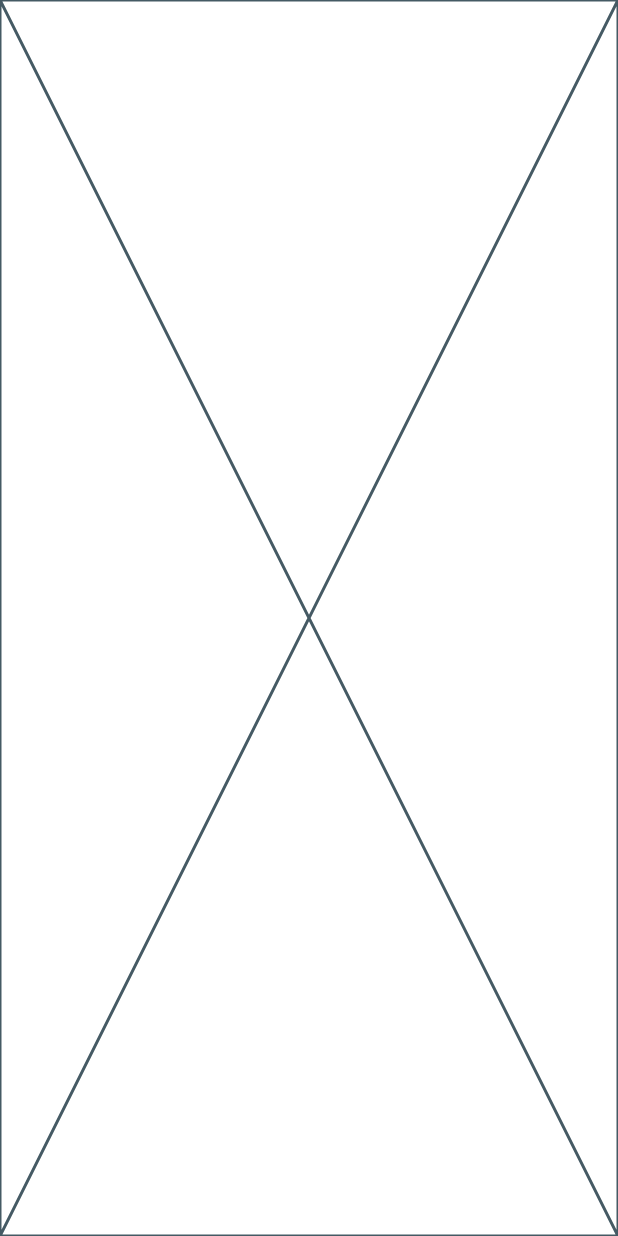
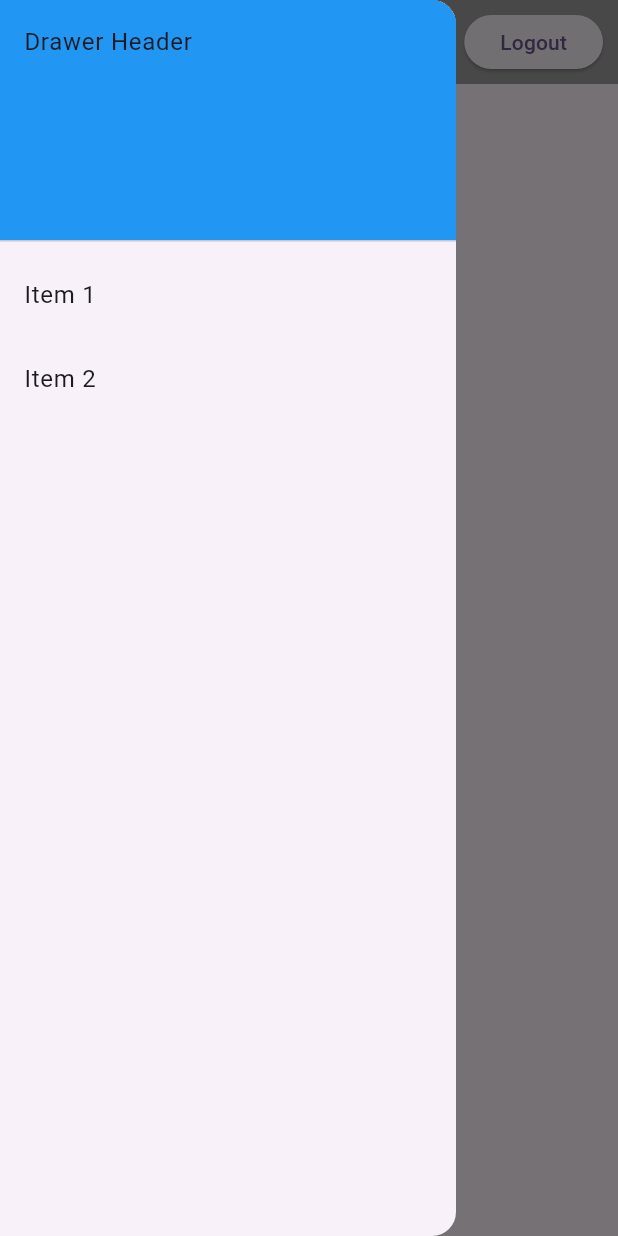
Before and after one commit to AndhikaRCP/Project_Akhir_PAB_II_Bubadibako, a Flutter app: the FavoriteScreen screen opened by its route, with the side drawer open (before the commit the screen has no drawer), on a phone screen of 412 x 824 dp. Run offline on Flutter 3.47's test engine with Material 3 defaults, Android fonts, the phone set to English and light mode, and no system bars; our stand-ins replace cached_network_image, cloud_firestore, firebase_auth, firebase_core, firebase_storage, image_picker; accounts and stored records are empty.

```diff
--- a/lib/screens/favorite_screen.dart
+++ b/lib/screens/favorite_screen.dart
@@ -1,7 +1,10 @@
 import 'package:cached_network_image/cached_network_image.dart';
+import 'package:cloud_firestore/cloud_firestore.dart';
+import 'package:firebase_auth/firebase_auth.dart';
 import 'package:flutter/material.dart';
-import 'package:project_akhir_pab_ii_bubadibako/data/post_screen.dart';
 import 'package:project_akhir_pab_ii_bubadibako/models/post.dart';
+import 'package:project_akhir_pab_ii_bubadibako/services/favorites_services.dart';
+import 'package:project_akhir_pab_ii_bubadibako/services/post_services.dart';
 import 'package:project_akhir_pab_ii_bubadibako/widgets/app_bar_widget.dart';
 
 class FavoriteScreen extends StatefulWidget {
@@ -10,84 +13,94 @@ class FavoriteScreen extends StatefulWidget {
 }
 
 class _FavoriteScreenState extends State<FavoriteScreen> {
-  int _selectedIndex = 0;
-  // List<Post> _filteredPost = [];
+  String idPengguna = FirebaseAuth.instance.currentUser!.uid;
+  // currentActivePengguna =  FirebaseFirestore.instance.doc(idPengguna).da
 
   @override
-  void initState() {
-    super.initState();
-    // // Populate _filteredPost with favorite posts
-    // _filteredPost = postList.where((post) => post.isFavorite).toList();
-  }
-
-  void _showImageDialog(String imageUrl) {
-    showDialog(
-      context: context,
-      builder: (BuildContext context) {
-        return Dialog(
+  Widget build(BuildContext context) {
+    return Scaffold(
+      drawer: Drawer(
+        child: ListView(
+          padding: EdgeInsets.zero,
+          children: [
+            const DrawerHeader(
+              decoration: BoxDecoration(
+                color: Colors.blue,
+              ),
+              child: Text('Drawer Header'),
+            ),
+            ListTile(
+              title: const Text('Item 1'),
+              onTap: () {
+                // Update the state of the app.
+                // ...
+              },
+            ),
+            ListTile(
+              title: const Text('Item 2'),
+              onTap: () {
+                // Update the state of the app.
+                // ...
+              },
+            ),
+          ],
+        ),
+      ),
+      appBar: const AppBarWidget(
+        title: "Profile",
+      ),
+      body: FutureBuilder<List<String>>(
+        future: FavoriteServices.getFavoritePostsById(idPengguna),
+        builder: (context, snapshot) {
+          if (snapshot.connectionState == ConnectionState.waiting) {
+            return Center(child: CircularProgressIndicator());
+          } else if (snapshot.hasError) {
+            return Center(child: Text('Error: ${snapshot.error}'));
+          } else if (snapshot.data!.isEmpty) {
+            return Center(child: Text('Tidak ada postingan favorit.'));
+          } else {
+            return StreamBuilder<List<Post>>(
+              stream: PostServices.getPostsByIds(snapshot.data!),
+              builder: (context, postSnapshot) {
+                if (postSnapshot.connectionState == ConnectionState.waiting) {
+                  return Center(child: CircularProgressIndicator());
+                } else if (postSnapshot.hasError) {
+                  return Center(child: Text('Error: ${postSnapshot.error}'));
+                } else if (postSnapshot.data!.isEmpty) {
+                  return Center(child: Text('Tidak ada postingan.'));
+                } else {
+                  return GridView.builder(
+                    gridDelegate:
+                        const SliverGridDelegateWithFixedCrossAxisCount(
+                      mainAxisSpacing: 2,
+                      crossAxisSpacing: 2,
+                      crossAxisCount: 3,
+                    ),
+                    itemBuilder: (context, index) {
+                      final post = postSnapshot.data![index];
+                      return GestureDetector(
+                        onTap: () {},
                         child: Container(
-            decoration: BoxDecoration(
-              border: Border.all(color: Colors.black, width: 4),
-              borderRadius: BorderRadius.circular(8.0),
-            ),
-            child: ClipRRect(
-              borderRadius: BorderRadius.circular(6.0),
                           child: CachedNetworkImage(
-                imageUrl: imageUrl,
+                            imageUrl: post.imageUrl![0],
                             placeholder: (context, url) => const Center(
                               child: CircularProgressIndicator(),
                             ),
-                errorWidget: (context, url, error) => const Icon(Icons.error),
+                            errorWidget: (context, url, error) =>
+                                const Icon(Icons.error),
                             fit: BoxFit.cover,
-              ),
                           ),
                         ),
                       );
                     },
+                    itemCount: postSnapshot.data!.length,
                   );
                 }
-
-  @override
-  Widget build(BuildContext context) {
-    return //Scaffold(
-    //    appBar: const AppBarWidget(title: "Favorite",),
-    //   body: Padding(
-    //     padding: const EdgeInsets.all(8.0),
-    //     child: GridView.builder(
-    //       gridDelegate: const SliverGridDelegateWithFixedCrossAxisCount(
-    //         crossAxisCount: 3,
-    //         crossAxisSpacing: 1.5,
-    //         mainAxisSpacing: 1.5,
-    //         childAspectRatio: 1.0,
-    //       ),
-    //       itemCount: _filteredPost.length,
-    //       itemBuilder: (context, index) {
-    //         return GestureDetector(
-    //           onTap: () => _showImageDialog(_filteredPost[index].imageAsset),
-    //           child: Container(
-    //             decoration: BoxDecoration(
-    //               border: Border.all(color: const Color.fromRGBO(0, 0, 0, 1), width: 4),
-    //               borderRadius: BorderRadius.circular(8.0),
-    //             ),
-    //             child: ClipRRect(
-    //               borderRadius: BorderRadius.circular(6.0),
-    //               child: CachedNetworkImage(
-    //                 imageUrl: _filteredPost[index].imageAsset,
-    //                 placeholder: (context, url) => const Center(
-    //                   child: CircularProgressIndicator(),
-    //                 ),
-    //                 errorWidget: (context, url, error) =>
-    //                     const Icon(Icons.error),
-    //                 fit: BoxFit.cover,
-    //               ),
-    //             ),
-    //           ),
-    //         );
-    //       },
-    //     ),
-    //   ),
-    // );
-    Placeholder();
+              },
+            );
           }
-
+        },
+      ),
+    );
   }
+}
--- a/lib/services/favorites_services.dart
+++ b/lib/services/favorites_services.dart
@@ -35,7 +35,7 @@ class FavoriteServices {
     }
   }
 
-  static Future<List<String>> getFavoritePosts(String userId) async {
+  static Future<List<String>> getFavoritePostsById(String userId) async {
     try {
       DocumentSnapshot userDoc = await _penggunasCollection.doc(userId).get();
       List<dynamic> favoritedPosts = userDoc['favorite'];
@@ -50,7 +50,7 @@ class FavoriteServices {
 
   static Future<bool> isPostFavorite(String userId, String postId) async {
     try {
-      List<String> favoritePosts = await getFavoritePosts(userId);
+      List<String> favoritePosts = await getFavoritePostsById(userId);
       print(favoritePosts.contains(postId));
       return favoritePosts.contains(postId);
     } catch (e) {
```
Also changed, not shown: lib/screens/profile_screen.dart (+7 -9 lines), lib/services/post_services.dart (+22 -0 lines). Lines whose indentation alone changed are shown as unchanged.
